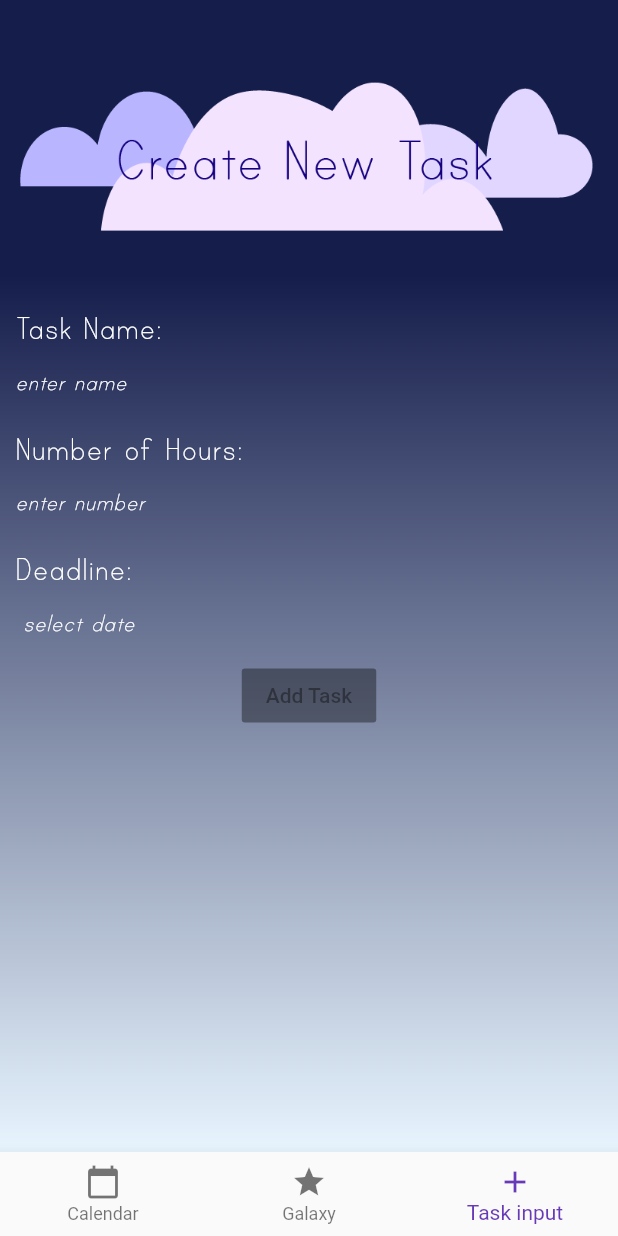
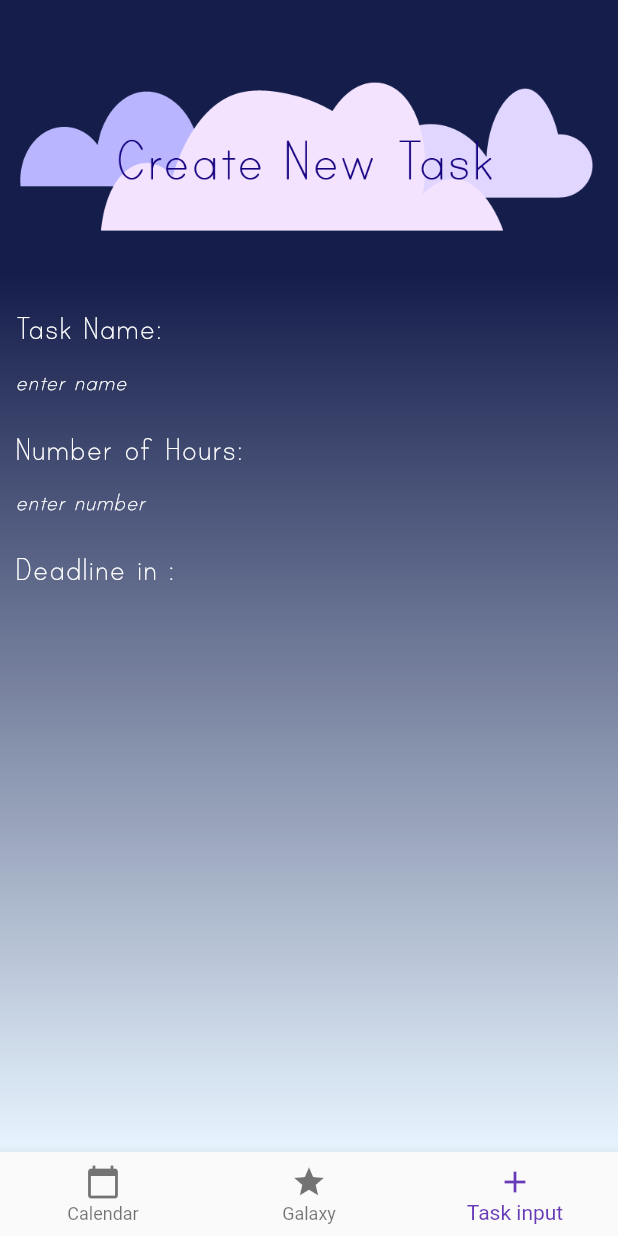
Before and after one commit to standepson/telescope, a Flutter app: the screen it shows after launch, item 3 of the bottom bar chosen, on a phone screen of 412 x 824 dp. Run offline on Flutter 3.47's test engine with Material 2 defaults, Android fonts, the phone set to English and light mode, and no system bars; Roboto replaces fonts that are missing (PrintClearly.ttf).

Commit message:
edited task input screen

```diff
--- /dev/null
+++ b/lib/DateTime.dart
@@ -0,0 +1 @@
+import 'package:flutter/material.dart';
--- a/lib/task_input_screen.dart
+++ b/lib/task_input_screen.dart
@@ -1,9 +1,19 @@
 import 'package:flutter/material.dart';
 
 class TaskEntering extends StatelessWidget {
+  List<DropdownMenuItem<int>> listDrop = [];
+  void loadData() {
+    listDrop.add(new DropdownMenuItem(child: new Text('1 day'), value: 1,));
+    listDrop.add(new DropdownMenuItem(child: new Text('2 days'), value: 2,));
+    listDrop.add(new DropdownMenuItem(child: new Text('3 days'), value: 3,));
+    listDrop.add(new DropdownMenuItem(child: new Text('4 days'), value: 4,));
+    listDrop.add(new DropdownMenuItem(child: new Text('5 days'), value: 5,));
+    listDrop.add(new DropdownMenuItem(child: new Text('6 days'), value: 6,));
+    listDrop.add(new DropdownMenuItem(child: new Text('7 days'), value: 7,));
+  }
   @override
   Widget build(BuildContext context) {
-    // TODO: implement build
+    loadData();
     return Scaffold(
         body: Container(
             decoration: new BoxDecoration(
@@ -14,9 +24,14 @@ class TaskEntering extends StatelessWidget {
               ),
             ),
             child: Container(
+              width: MediaQuery.of(context).size.width,
+              height: MediaQuery.of(context).size.height,
               padding: const EdgeInsets.fromLTRB(10.0, 50.0, 10.0, 25.0),
-              child: Column(
-                children: <Widget>[
+              child:
+              Column(
+                mainAxisSize: MainAxisSize.min,
+                crossAxisAlignment: CrossAxisAlignment.start,
+                children: <Widget> [
                   Image.asset('assets/inputTaskScreenTitle.png'),
                   Container(height: (MediaQuery.of(context).size.height) * .05),
                   Container(
@@ -52,6 +67,7 @@ class TaskEntering extends StatelessWidget {
                             color: Colors.white)),
                   ),
                   TextField(
+                    keyboardType: TextInputType.number,
                     decoration: InputDecoration(
                       hintStyle: TextStyle(
                           fontSize: 18.0,
@@ -66,25 +82,13 @@ class TaskEntering extends StatelessWidget {
                   Container(
                     width: MediaQuery.of(context).size.width,
                     child:
-                    Text('Deadline:',
+                    Text('Deadline in :',
                         textAlign: TextAlign.start,
                         style: TextStyle(
                             fontSize: 24.0,
                             fontFamily: 'PrintClearly',
                             color: Colors.white)),
                   ),
-                  TextField(
-                    decoration: InputDecoration(
-                      hintStyle: TextStyle(
-                          fontSize: 18.0,
-                          fontStyle: FontStyle.italic,
-                          fontFamily: 'PrintClearly',
-                          color: Colors.white),
-                      border: InputBorder.none,
-                      hintText: ' select date',
-                    ),
-                  ),
-                  RaisedButton(color: Colors.white, onPressed: null, child: Text('Add Task'))
                 ],
               ),
             )));
```
